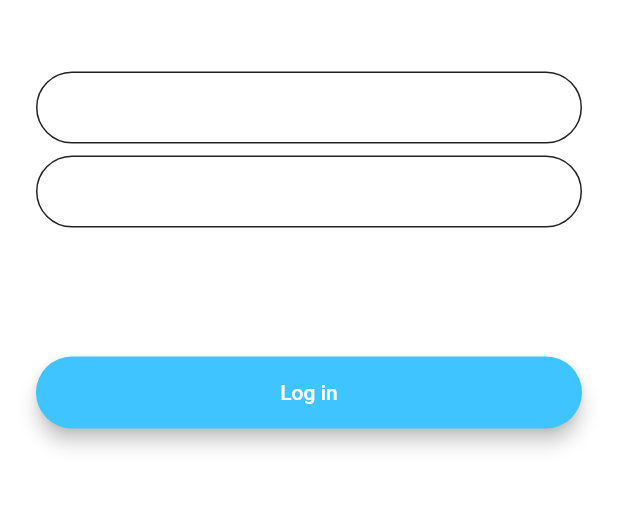
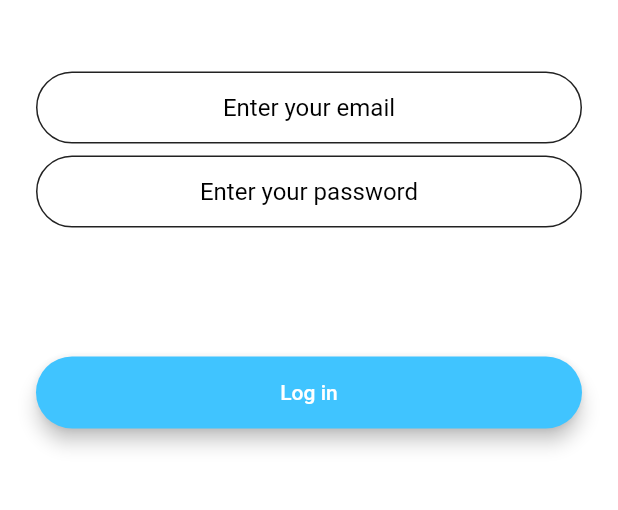
Before and after one commit to Cirorx/Udemy-Course, a Flutter app: the screen it shows after launch, after a tap on "Log in", on a phone screen of 412 x 824 dp, the part 542-1052 px from its top. Run offline on Flutter 3.47's test engine with Material 2 defaults, Android fonts, the phone set to English and light mode, and no system bars; our stand-ins replace animated_text_kit, cloud_firestore, firebase_auth, firebase_core, flutter_easyloading; accounts and stored records are empty; network calls fail.

Commit message:
FlashChat - Final version

```diff
--- /dev/null
+++ b/flashchat/lib/components/easy_loading.dart
@@ -0,0 +1,19 @@
+import 'package:flutter/material.dart';
+import 'package:flutter_easyloading/flutter_easyloading.dart';
+
+void configLoading() {
+  EasyLoading.instance
+    ..displayDuration = const Duration(milliseconds: 2000)
+    ..indicatorType = EasyLoadingIndicatorType.cubeGrid
+    ..loadingStyle = EasyLoadingStyle.light
+    ..indicatorSize = 45.0
+    ..radius = 10.0
+    ..indicatorColor = Colors.black
+    ..textColor = Colors.black
+    ..userInteractions = true
+    ..dismissOnTap = true;
+}
+
+void showLoading() {
+  EasyLoading.show(status: "Loading", dismissOnTap: true);
+}
--- a/flashchat/lib/constants.dart
+++ b/flashchat/lib/constants.dart
@@ -9,18 +9,20 @@ const kSendButtonTextStyle = TextStyle(
 const kMessageTextFieldDecoration = InputDecoration(
   contentPadding: EdgeInsets.symmetric(vertical: 10.0, horizontal: 20.0),
   hintText: 'Type your message here...',
+  hintStyle: TextStyle(color: Colors.black),
   border: InputBorder.none,
 );
 
 const kMessageContainerDecoration = BoxDecoration(
   border: Border(
-    top: BorderSide(color: Colors.black87, width: 2.0),
+    top: BorderSide(color: Colors.black87, width: 1.5),
   ),
 );
 
 const kTextFieldDecoration = InputDecoration(
   fillColor: Colors.black,
   hintText: 'Enter your email',
+  hintStyle: TextStyle(color: Colors.black),
   contentPadding: EdgeInsets.symmetric(vertical: 10.0, horizontal: 20.0),
   border: OutlineInputBorder(
     borderRadius: BorderRadius.all(Radius.circular(32.0)),
--- a/flashchat/lib/main.dart
+++ b/flashchat/lib/main.dart
@@ -3,10 +3,14 @@ import 'package:flashchat/screens/login_screen.dart';
 import 'package:flashchat/screens/registration_screen.dart';
 import 'package:flashchat/screens/welcome_screen.dart';
 import 'package:flutter/material.dart';
+import 'package:flutter_easyloading/flutter_easyloading.dart';
+
+import 'components/easy_loading.dart';
 
 void main() async {
   WidgetsFlutterBinding.ensureInitialized();
   runApp(const FlashChat());
+  configLoading();
 }
 
 class FlashChat extends StatelessWidget {
@@ -26,6 +30,7 @@ class FlashChat extends StatelessWidget {
         LoginScreen.id: (context) => const LoginScreen(),
         ChatScreen.id: (context) => const ChatScreen()
       },
+      builder: EasyLoading.init(),
       home: const WelcomeScreen(),
     );
   }
--- a/flashchat/lib/screens/login_screen.dart
+++ b/flashchat/lib/screens/login_screen.dart
@@ -1,6 +1,7 @@
 import 'package:firebase_auth/firebase_auth.dart';
 import 'package:flashchat/components/roundedbutton.dart';
 import 'package:flutter/material.dart';
+import 'package:flutter_easyloading/flutter_easyloading.dart';
 
 import '../constants.dart';
 import 'chat_screen.dart';
@@ -27,11 +28,13 @@ class _LoginScreenState extends State<LoginScreen> {
           mainAxisAlignment: MainAxisAlignment.center,
           crossAxisAlignment: CrossAxisAlignment.stretch,
           children: <Widget>[
-            Hero(
-              tag: "logo",
-              child: SizedBox(
-                height: 200.0,
-                child: Image.asset('images/logo.png'),
+            Flexible(
+              child: Hero(
+                tag: "logo",
+                child: SizedBox(
+                  height: 200.0,
+                  child: Image.asset('images/logo.png'),
+                ),
               ),
             ),
             const SizedBox(
@@ -40,6 +43,7 @@ class _LoginScreenState extends State<LoginScreen> {
             TextField(
               keyboardType: TextInputType.emailAddress,
               textAlign: TextAlign.center,
+              style: const TextStyle(color: Colors.black),
               onChanged: (value) {
                 //Do something with the user input.
                 email = value;
@@ -53,6 +57,7 @@ class _LoginScreenState extends State<LoginScreen> {
             TextField(
               keyboardType: TextInputType.visiblePassword,
               textAlign: TextAlign.center,
+              style: const TextStyle(color: Colors.black),
               onChanged: (value) {
                 //Do something with the user input.
                 password = value;
@@ -67,10 +72,8 @@ class _LoginScreenState extends State<LoginScreen> {
               color: Colors.lightBlueAccent,
               title: "Log in",
               onPressed: () async {
-                //Implement login functionality.
-
+                await EasyLoading.show(status: 'Loggin in...');
                 try {
-                  //Implement registration functionality.
                   await _auth.signInWithEmailAndPassword(
                     email: email,
                     password: password,
@@ -79,6 +82,7 @@ class _LoginScreenState extends State<LoginScreen> {
                   print(e.toString());
                 }
                 Navigator.pushNamed(context, ChatScreen.id);
+                await EasyLoading.dismiss();
               },
             ),
           ],
--- a/flashchat/lib/screens/welcome_screen.dart
+++ b/flashchat/lib/screens/welcome_screen.dart
@@ -65,9 +65,11 @@ class _WelcomeScreenState extends State<WelcomeScreen>
                           ),
                         ),
                         AnimatedTextKit(
+                          totalRepeatCount: 10,
                           animatedTexts: [
                             TypewriterAnimatedText(
                               'Flash Chat',
+                              speed: const Duration(milliseconds: 100),
                               textStyle: const TextStyle(
                                 fontSize: 45.0,
                                 fontWeight: FontWeight.w900,
--- a/flashchat/pubspec.yaml
+++ b/flashchat/pubspec.yaml
@@ -39,6 +39,7 @@ dependencies:
   firebase_core: ^2.13.0
   firebase_auth: ^4.6.1
   cloud_firestore: ^4.7.1
+  flutter_easyloading: ^3.0.5
 
 
 dev_dependencies:
```
Also changed, not shown: flashchat/lib/components/message_bubble.dart (added, +59 -0 lines), flashchat/lib/components/messages_stream.dart (added, +53 -0 lines), flashchat/lib/screens/chat_screen.dart (+21 -3 lines), flashchat/lib/screens/registration_screen.dart (+11 -5 lines).
